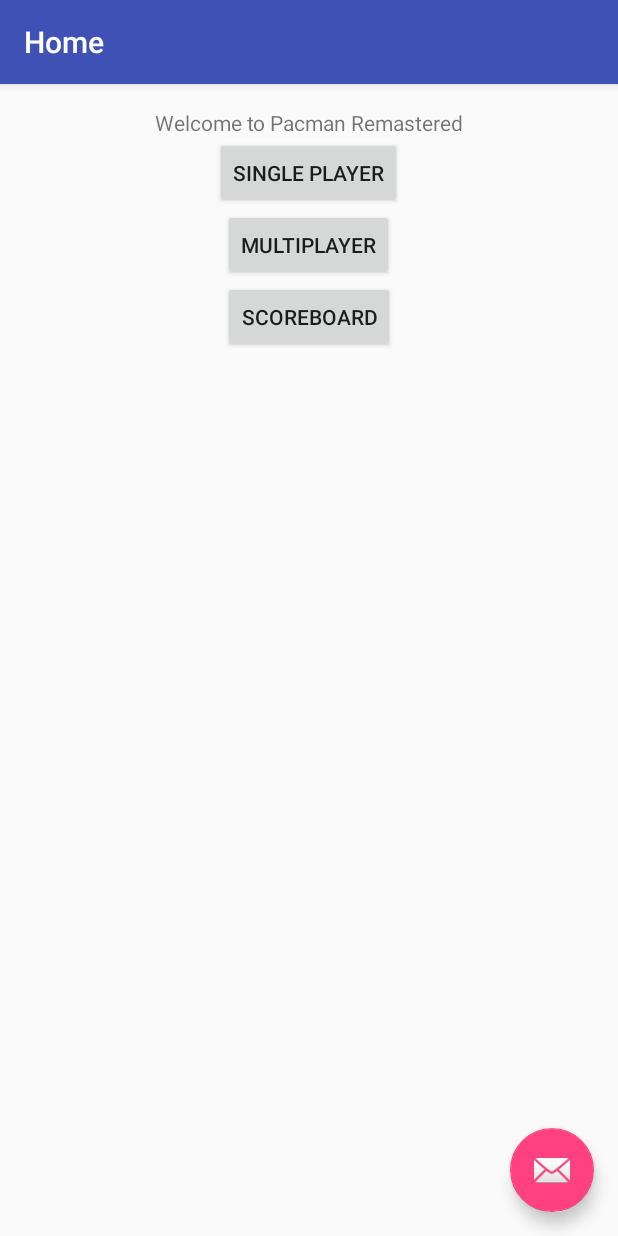
After one commit to aasuper1/PacmanRemastered, an Android app: the Home screen opened directly, with no data from a screen before it, on a phone screen of 412 x 824 dp. The commit adds this screen. Run offline under Robolectric (Android 15) with nearby library versions, the phone set to English and light mode, and no system bars.

Commit message:
Added Template for Home Screen

```diff
--- a/PacmanRemastered1/app/build.gradle
+++ b/PacmanRemastered1/app/build.gradle
@@ -24,6 +24,7 @@ dependencies {
     androidTestCompile('com.android.support.test.espresso:espresso-core:2.2.2', {
         exclude group: 'com.android.support', module: 'support-annotations'
     })
-    compile 'com.android.support:appcompat-v7:25.+'
+    compile 'com.android.support:appcompat-v7:25.3.1'
+    compile 'com.android.support:design:25.3.1'
     testCompile 'junit:junit:4.12'
 }
--- /dev/null
+++ b/PacmanRemastered1/app/src/main/java/com/awalstudios/pacmanremastered/Home.java
@@ -0,0 +1,29 @@
+package com.awalstudios.pacmanremastered;
+
+import android.os.Bundle;
+import android.support.design.widget.FloatingActionButton;
+import android.support.design.widget.Snackbar;
+import android.support.v7.app.AppCompatActivity;
+import android.support.v7.widget.Toolbar;
+import android.view.View;
+
+public class Home extends AppCompatActivity {
+
+    @Override
+    protected void onCreate(Bundle savedInstanceState) {
+        super.onCreate(savedInstanceState);
+        setContentView(R.layout.activity_home);
+        Toolbar toolbar = (Toolbar) findViewById(R.id.toolbar);
+        setSupportActionBar(toolbar);
+
+        FloatingActionButton fab = (FloatingActionButton) findViewById(R.id.fab);
+        fab.setOnClickListener(new View.OnClickListener() {
+            @Override
+            public void onClick(View view) {
+                Snackbar.make(view, "Replace with your own action", Snackbar.LENGTH_LONG)
+                        .setAction("Action", null).show();
+            }
+        });
+    }
+
+}
--- /dev/null
+++ b/PacmanRemastered1/app/src/main/res/layout/activity_home.xml
@@ -0,0 +1,34 @@
+<?xml version="1.0" encoding="utf-8"?>
+<android.support.design.widget.CoordinatorLayout xmlns:android="http://schemas.android.com/apk/res/android"
+    xmlns:app="http://schemas.android.com/apk/res-auto"
+    xmlns:tools="http://schemas.android.com/tools"
+    android:layout_width="match_parent"
+    android:layout_height="match_parent"
+    android:fitsSystemWindows="true"
+    tools:context="com.awalstudios.pacmanremastered.Home">
+
+    <android.support.design.widget.AppBarLayout
+        android:layout_width="match_parent"
+        android:layout_height="wrap_content"
+        android:theme="@style/AppTheme.AppBarOverlay">
+
+        <android.support.v7.widget.Toolbar
+            android:id="@+id/toolbar"
+            android:layout_width="match_parent"
+            android:layout_height="?attr/actionBarSize"
+            android:background="?attr/colorPrimary"
+            app:popupTheme="@style/AppTheme.PopupOverlay" />
+
+    </android.support.design.widget.AppBarLayout>
+
+    <include layout="@layout/content_home" />
+
+    <android.support.design.widget.FloatingActionButton
+        android:id="@+id/fab"
+        android:layout_width="wrap_content"
+        android:layout_height="wrap_content"
+        android:layout_gravity="bottom|end"
+        android:layout_margin="@dimen/fab_margin"
+        app:srcCompat="@android:drawable/ic_dialog_email" />
+
+</android.support.design.widget.CoordinatorLayout>
--- /dev/null
+++ b/PacmanRemastered1/app/src/main/res/layout/content_home.xml
@@ -0,0 +1,64 @@
+<?xml version="1.0" encoding="utf-8"?>
+<LinearLayout xmlns:android="http://schemas.android.com/apk/res/android"
+    xmlns:app="http://schemas.android.com/apk/res-auto"
+    xmlns:tools="http://schemas.android.com/tools"
+    android:orientation="vertical"
+    android:id="@+id/content_home"
+    android:layout_width="match_parent"
+    android:layout_height="match_parent"
+    android:paddingBottom="@dimen/activity_vertical_margin"
+    android:paddingLeft="@dimen/activity_horizontal_margin"
+    android:paddingRight="@dimen/activity_horizontal_margin"
+    android:paddingTop="@dimen/activity_vertical_margin"
+    app:layout_behavior="@string/appbar_scrolling_view_behavior"
+    tools:context="com.awalstudios.pacmanremastered.Home"
+    tools:showIn="@layout/activity_home">
+    <LinearLayout
+        android:layout_width="match_parent"
+        android:layout_height="wrap_content"
+        android:orientation="horizontal">
+
+
+        <TextView
+            android:text="Welcome to Pacman Remastered"
+            android:layout_width="wrap_content"
+            android:layout_height="wrap_content"
+            android:id="@+id/welcomeText"
+            android:layout_weight="1"
+            android:gravity="center"/>
+    </LinearLayout>
+
+    <LinearLayout
+        android:layout_width="match_parent"
+        android:layout_height="wrap_content"
+        android:orientation="horizontal">
+        <LinearLayout
+            android:layout_width="match_parent"
+            android:layout_height="wrap_content"
+            android:orientation="vertical"
+            android:gravity="center">
+            <Button
+                android:text="Single Player"
+                android:layout_width="wrap_content"
+                android:layout_height="wrap_content"
+                android:id="@+id/single_player_text"
+                android:layout_weight="1"/>
+
+            <Button
+                android:text="Multiplayer"
+                android:layout_width="wrap_content"
+                android:layout_height="wrap_content"
+                android:id="@+id/multi_player_text"
+                android:layout_weight="1"/>
+
+            <Button
+                android:text="Scoreboard"
+                android:layout_width="wrap_content"
+                android:layout_height="wrap_content"
+                android:id="@+id/scoreboardText"
+                android:layout_weight="1"/>
+        </LinearLayout>
+
+    </LinearLayout>
+
+</LinearLayout>
--- /dev/null
+++ b/PacmanRemastered1/app/src/main/res/values-v21/styles.xml
@@ -0,0 +1,9 @@
+<resources>
+
+    <style name="AppTheme.NoActionBar">
+        <item name="windowActionBar">false</item>
+        <item name="windowNoTitle">true</item>
+        <item name="android:windowDrawsSystemBarBackgrounds">true</item>
+        <item name="android:statusBarColor">@android:color/transparent</item>
+    </style>
+</resources>
--- a/PacmanRemastered1/app/src/main/res/values/dimens.xml
+++ b/PacmanRemastered1/app/src/main/res/values/dimens.xml
@@ -2,4 +2,5 @@
     <!-- Default screen margins, per the Android Design guidelines. -->
     <dimen name="activity_horizontal_margin">16dp</dimen>
     <dimen name="activity_vertical_margin">16dp</dimen>
+    <dimen name="fab_margin">16dp</dimen>
 </resources>
--- a/PacmanRemastered1/app/src/main/res/values/strings.xml
+++ b/PacmanRemastered1/app/src/main/res/values/strings.xml
@@ -1,3 +1,5 @@
 <resources>
     <string name="app_name">PacmanRemastered</string>
+    <string name="title_activity_home">Home</string>
+    <string name="title_activity_end_game">EndGame</string>
 </resources>
--- a/PacmanRemastered1/app/src/main/res/values/styles.xml
+++ b/PacmanRemastered1/app/src/main/res/values/styles.xml
@@ -8,4 +8,13 @@
         <item name="colorAccent">@color/colorAccent</item>
     </style>
 
+    <style name="AppTheme.NoActionBar">
+        <item name="windowActionBar">false</item>
+        <item name="windowNoTitle">true</item>
+    </style>
+
+    <style name="AppTheme.AppBarOverlay" parent="ThemeOverlay.AppCompat.Dark.ActionBar" />
+
+    <style name="AppTheme.PopupOverlay" parent="ThemeOverlay.AppCompat.Light" />
+
 </resources>
```
Also changed, not shown: PacmanRemastered1/app/src/main/AndroidManifest.xml (+8 -0 lines), PacmanRemastered1/app/src/main/java/com/awalstudios/pacmanremastered/EndGame.java (added, +29 -0 lines), PacmanRemastered1/app/src/main/res/layout/activity_end_game.xml (added, +34 -0 lines), PacmanRemastered1/app/src/main/res/layout/content_end_game.xml (added, +16 -0 lines).
